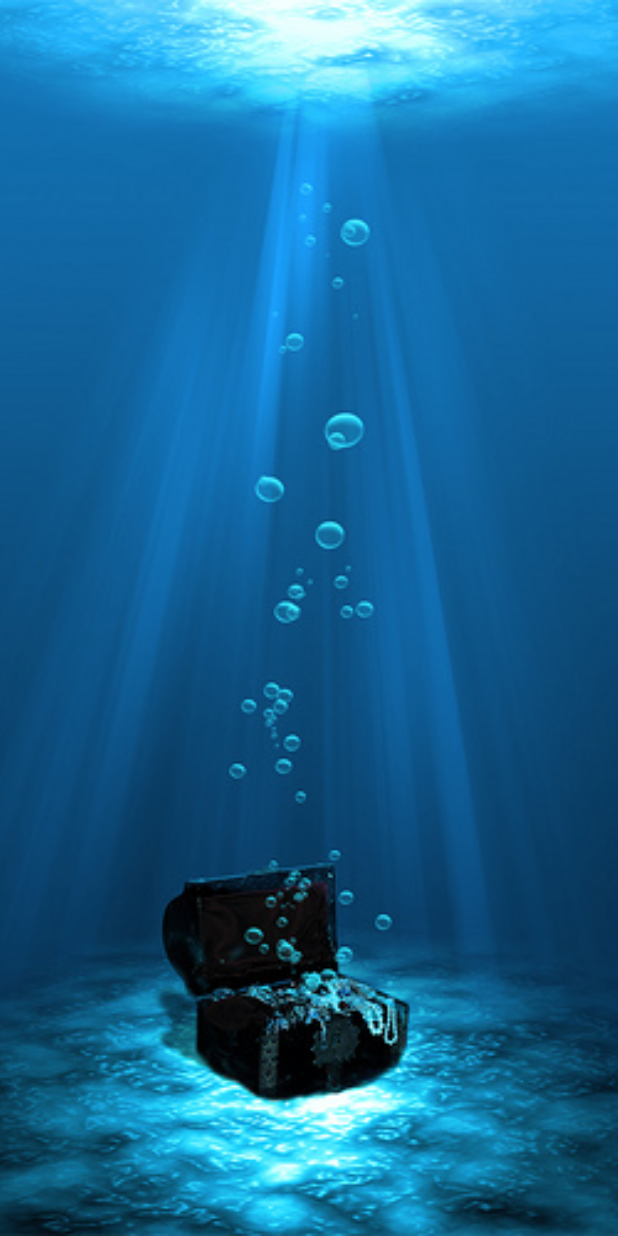
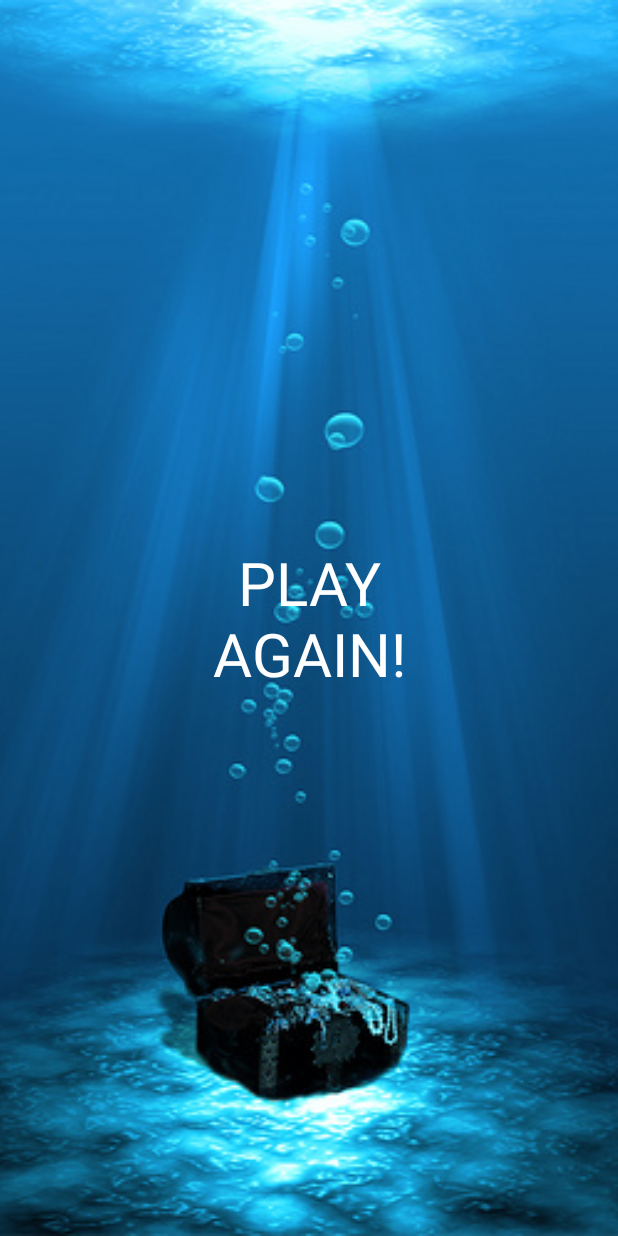
Before and after one commit to ocean-treasures/android, an Android app: the EndGameActivity screen opened directly, with no data from a screen before it, on a phone screen of 412 x 824 dp. Run offline under Robolectric (Android 15) with nearby library versions, the phone set to English and light mode, and no system bars; libraries missing offline, so code that uses them is left out: retrofit2.mock; pictures from the network do not load; Roboto replaces fonts that are not available here.

Commit message:
added end game screen

```diff
--- a/android-project/app/src/main/java/oceantreasur/es/android_project/EndGameActivity.java
+++ b/android-project/app/src/main/java/oceantreasur/es/android_project/EndGameActivity.java
@@ -1,7 +1,12 @@
 package oceantreasur.es.android_project;
 
+import android.content.Intent;
+import android.graphics.Color;
+import android.graphics.Typeface;
 import android.support.v7.app.AppCompatActivity;
 import android.os.Bundle;
+import android.view.View;
+import android.widget.Button;
 import android.widget.ImageView;
 
 import com.bumptech.glide.Glide;
@@ -9,17 +14,38 @@ import com.bumptech.glide.Glide;
 public class EndGameActivity extends AppCompatActivity {
 
     private ImageView image;
+    private Button button;
 
     @Override
     protected void onCreate(Bundle savedInstanceState) {
         super.onCreate(savedInstanceState);
         setContentView(R.layout.activity_end_game);
 
+        Typeface buttonTypeFace = FontManager.getInstance().getFont("fonts/CoolCrayon.ttf");
+
         this.image = (ImageView) findViewById(R.id.iv_end_game);
+        this.button = (Button) findViewById(R.id.btn_play_again);
+
+        button.setBackgroundColor(Color.TRANSPARENT);
+        button.setTypeface(buttonTypeFace);
 
         Glide.with(OceanTreasuresApplication.getStaticContext())
                 .load(R.drawable.treasure)
                 .centerCrop()
                 .into(image);
+
+        button.setOnClickListener(new View.OnClickListener(){
+            @Override
+            public void onClick(View v) {
+                   getBackToPlayActivity();
+            }
+        });
+
+    }
+
+    private void getBackToPlayActivity() {
+        Intent intent = new Intent(EndGameActivity.this, MainActivity.class);
+        startActivity(intent);
+        finish();
     }
 }
--- a/android-project/app/src/main/java/oceantreasur/es/android_project/MockOceanTreasuresAPI.java
+++ b/android-project/app/src/main/java/oceantreasur/es/android_project/MockOceanTreasuresAPI.java
@@ -85,7 +85,7 @@ public class MockOceanTreasuresAPI implements OceanTreasuresAPI {
 
         checkAnswerResponse.setCorrect(body.getPicId() == body.getWordId());
         checkAnswerResponse.setWord(data.get(body.getPicId()));
-        checkAnswerResponse.setProgress(new Progress(random.nextInt(11), 10));
+        checkAnswerResponse.setProgress(new Progress(10, 10));
 
         return delegate.returningResponse(checkAnswerResponse).checkAnswer(body);
     }
--- a/android-project/app/src/main/res/layout/activity_end_game.xml
+++ b/android-project/app/src/main/res/layout/activity_end_game.xml
@@ -12,4 +12,16 @@
         android:layout_height="match_parent"
         android:id="@+id/iv_end_game"/>
 
+    <Button
+        android:id="@+id/btn_play_again"
+        android:layout_width="200dp"
+        android:layout_height="200dp"
+        android:layout_centerInParent="true"
+        android:text="@string/play_again"
+        android:textColor="@color/white"
+        android:background="@drawable/button_bg_round"
+        android:textSize="40sp"
+    />
+
+
 </RelativeLayout>
--- a/android-project/app/src/main/res/values/strings.xml
+++ b/android-project/app/src/main/res/values/strings.xml
@@ -3,4 +3,5 @@
     <string name="word">Word</string>
     <string name="correctWordHeading">Correct answer!</string>
     <string name="wrong_answer">Wrong answer!</string>
+    <string name="play_again">Play Again!</string>
 </resources>
```
